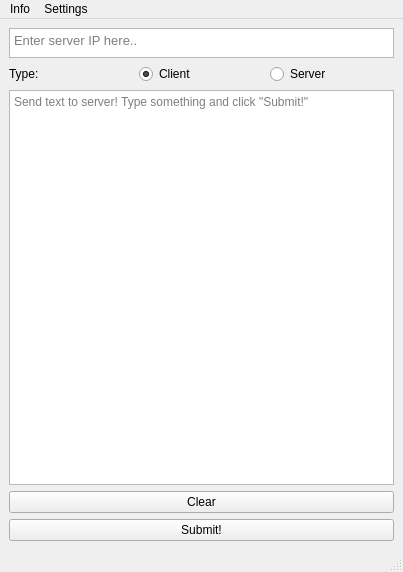
Above: mainwindow.ui from ollyhearn/MirrorBoard before the change. Below: the same form after it.
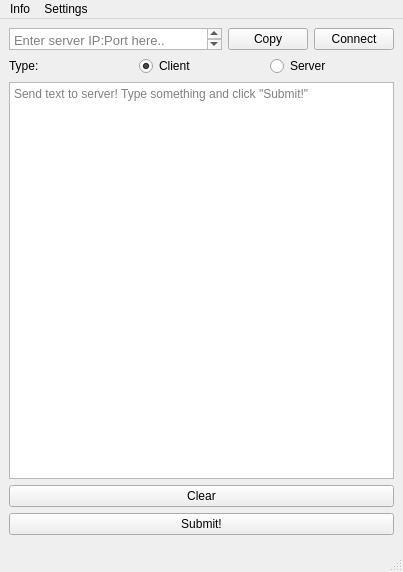
That is the form after the change.

Diff of the .ui file:
```diff
--- a/mainwindow.ui
+++ b/mainwindow.ui
@@ -33,9 +33,8 @@
     </size>
    </property>
    <layout class="QVBoxLayout" name="verticalLayout">
-    <property name="sizeConstraint">
-     <enum>QLayout::SetMaximumSize</enum>
-    </property>
+    <item>
+     <layout class="QHBoxLayout" name="horizontalLayout_2">
     <item>
      <widget class="QTextEdit" name="ipText">
       <property name="sizePolicy">
@@ -62,9 +61,28 @@
        </font>
       </property>
       <property name="placeholderText">
-       <string>Enter server IP here..</string>
-      </property>
-     </widget>
+         <string>Enter server IP:Port here..</string>
+        </property>
+       </widget>
+      </item>
+      <item>
+       <widget class="QPushButton" name="copyButton">
+        <property name="text">
+         <string>Copy</string>
+        </property>
+       </widget>
+      </item>
+      <item>
+       <widget class="QPushButton" name="connectButton">
+        <property name="text">
+         <string>Connect</string>
+        </property>
+        <property name="flat">
+         <bool>false</bool>
+        </property>
+       </widget>
+      </item>
+     </layout>
     </item>
     <item>
      <layout class="QHBoxLayout" name="horizontalLayout">
```
Left out of the diff: 3 changed lines with no effect on the pictures. Lines whose indentation alone changed are shown as unchanged.
